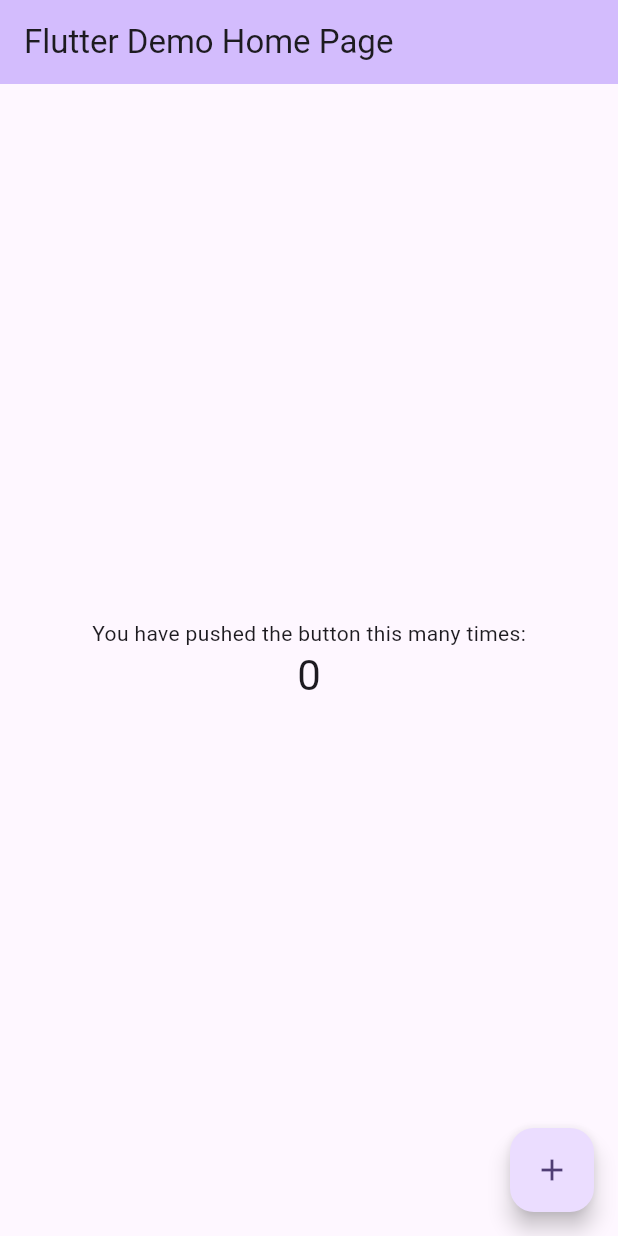
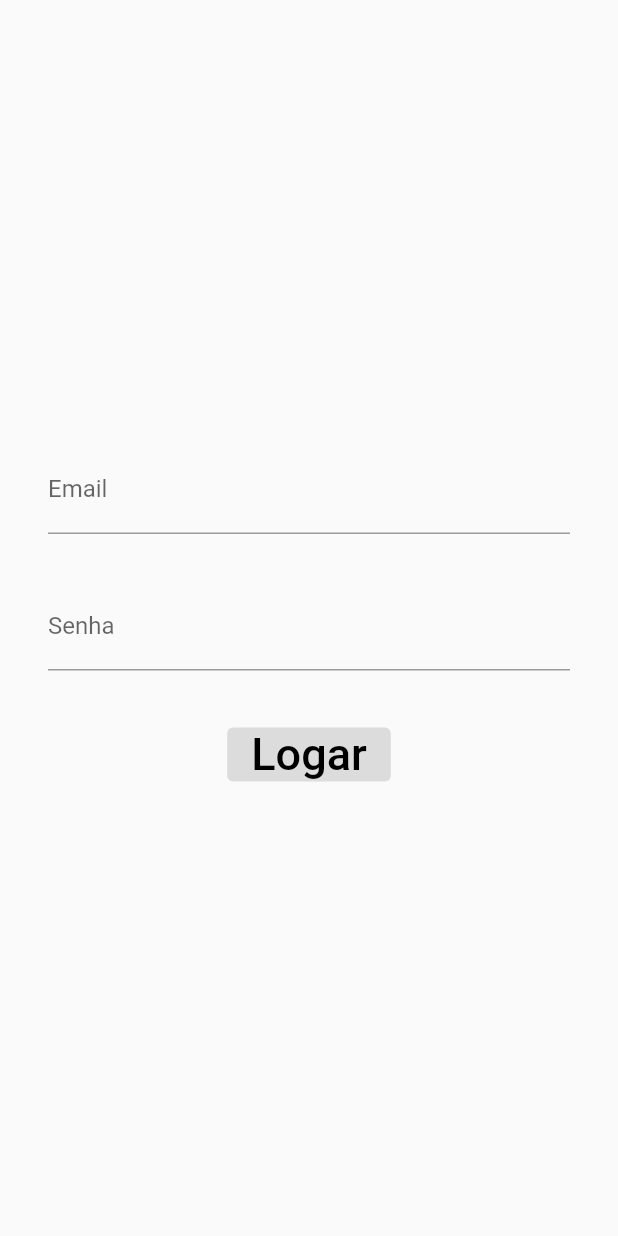
Before and after one commit to JoaoCampos767/flutter_mobx, a Flutter app: the screen it shows after launch, on a phone screen of 412 x 824 dp. Run offline on Flutter 3.47's test engine with Material 2 defaults, Android fonts, the phone set to English and light mode, and no system bars; our stand-ins replace flutter_mobx, mobx; generated files the repository leaves out were written again.

Commit message:
ajustando algumas telas

```diff
--- /dev/null
+++ b/mobx_aula/lib/controller.dart
@@ -0,0 +1,34 @@
+import 'package:mobx/mobx.dart';
+part 'controller.g.dart';
+
+class Controller = ControllerBase with _$Controller;
+
+abstract class ControllerBase with Store {
+  ControllerBase() {
+    autorun(
+      (_) {
+        print(email);
+        print(senha);
+        print(formularioValidado);
+      },
+    );
+  }
+
+  @observable
+  String email = "";
+
+  @observable
+  String senha = "";
+
+  @computed
+  String get emailSenha => "$email - $senha";
+
+  @computed
+  bool get formularioValidado => email.length >= 5 && senha.length >= 5;
+
+  @action
+  void setEmail(valor) => email = valor;
+
+  @action
+  void setSenha(valor) => senha = valor;
+}
--- /dev/null
+++ b/mobx_aula/lib/home.dart
@@ -0,0 +1,61 @@
+import 'package:flutter/material.dart';
+import 'package:flutter_mobx/flutter_mobx.dart';
+import 'package:mobx_aula/controller.dart';
+
+class Home extends StatefulWidget {
+  const Home({super.key});
+
+  @override
+  State<Home> createState() => _HomeState();
+}
+
+class _HomeState extends State<Home> {
+  Controller controller = Controller();
+
+  @override
+  Widget build(BuildContext context) {
+    return Scaffold(
+      body: Container(
+        padding: const EdgeInsets.all(16),
+        child: Column(
+          mainAxisAlignment: MainAxisAlignment.center,
+          crossAxisAlignment: CrossAxisAlignment.center,
+          children: [
+            Padding(
+              padding: const EdgeInsets.all(16),
+              child: TextField(
+                decoration: const InputDecoration(labelText: "Email"),
+                onChanged: controller.setEmail,
+              ),
+            ),
+            Padding(
+              padding: const EdgeInsets.all(16),
+              child: TextField(
+                decoration: const InputDecoration(labelText: "Senha"),
+                obscureText: true,
+                onChanged: controller.setSenha,
+              ),
+            ),
+            Padding(
+              padding: const EdgeInsets.all(16),
+              child: Observer(
+                builder: (_) {
+                  return ElevatedButton(
+                    onPressed: controller.formularioValidado ? () {} : null,
+                    child: const Text(
+                      "Logar",
+                      style: TextStyle(
+                        color: Colors.black,
+                        fontSize: 30,
+                      ),
+                    ),
+                  );
+                },
+              ),
+            ),
+          ],
+        ),
+      ),
+    );
+  }
+}
--- a/mobx_aula/lib/main.dart
+++ b/mobx_aula/lib/main.dart
@@ -1,125 +1,10 @@
 import 'package:flutter/material.dart';
+import 'package:mobx_aula/home.dart';
 
 void main() {
-  runApp(const MyApp());
+  runApp(
+    const MaterialApp(
+      home: Home(),
+    ),
+  );
 }
-
-class MyApp extends StatelessWidget {
-  const MyApp({super.key});
-
-  // This widget is the root of your application.
-  @override
-  Widget build(BuildContext context) {
-    return MaterialApp(
-      title: 'Flutter Demo',
-      theme: ThemeData(
-        // This is the theme of your application.
-        //
-        // TRY THIS: Try running your application with "flutter run". You'll see
-        // the application has a blue toolbar. Then, without quitting the app,
-        // try changing the seedColor in the colorScheme below to Colors.green
-        // and then invoke "hot reload" (save your changes or press the "hot
-        // reload" button in a Flutter-supported IDE, or press "r" if you used
-        // the command line to start the app).
-        //
-        // Notice that the counter didn't reset back to zero; the application
-        // state is not lost during the reload. To reset the state, use hot
-        // restart instead.
-        //
-        // This works for code too, not just values: Most code changes can be
-        // tested with just a hot reload.
-        colorScheme: ColorScheme.fromSeed(seedColor: Colors.deepPurple),
-        useMaterial3: true,
-      ),
-      home: const MyHomePage(title: 'Flutter Demo Home Page'),
-    );
-  }
-}
-
-class MyHomePage extends StatefulWidget {
-  const MyHomePage({super.key, required this.title});
-
-  // This widget is the home page of your application. It is stateful, meaning
-  // that it has a State object (defined below) that contains fields that affect
-  // how it looks.
-
-  // This class is the configuration for the state. It holds the values (in this
-  // case the title) provided by the parent (in this case the App widget) and
-  // used by the build method of the State. Fields in a Widget subclass are
-  // always marked "final".
-
-  final String title;
-
-  @override
-  State<MyHomePage> createState() => _MyHomePageState();
-}
-
-class _MyHomePageState extends State<MyHomePage> {
-  int _counter = 0;
-
-  void _incrementCounter() {
-    setState(() {
-      // This call to setState tells the Flutter framework that something has
-      // changed in this State, which causes it to rerun the build method below
-      // so that the display can reflect the updated values. If we changed
-      // _counter without calling setState(), then the build method would not be
-      // called again, and so nothing would appear to happen.
-      _counter++;
-    });
-  }
-
-  @override
-  Widget build(BuildContext context) {
-    // This method is rerun every time setState is called, for instance as done
-    // by the _incrementCounter method above.
-    //
-    // The Flutter framework has been optimized to make rerunning build methods
-    // fast, so that you can just rebuild anything that needs updating rather
-    // than having to individually change instances of widgets.
-    return Scaffold(
-      appBar: AppBar(
-        // TRY THIS: Try changing the color here to a specific color (to
-        // Colors.amber, perhaps?) and trigger a hot reload to see the AppBar
-        // change color while the other colors stay the same.
-        backgroundColor: Theme.of(context).colorScheme.inversePrimary,
-        // Here we take the value from the MyHomePage object that was created by
-        // the App.build method, and use it to set our appbar title.
-        title: Text(widget.title),
-      ),
-      body: Center(
-        // Center is a layout widget. It takes a single child and positions it
-        // in the middle of the parent.
-        child: Column(
-          // Column is also a layout widget. It takes a list of children and
-          // arranges them vertically. By default, it sizes itself to fit its
-          // children horizontally, and tries to be as tall as its parent.
-          //
-          // Column has various properties to control how it sizes itself and
-          // how it positions its children. Here we use mainAxisAlignment to
-          // center the children vertically; the main axis here is the vertical
-          // axis because Columns are vertical (the cross axis would be
-          // horizontal).
-          //
-          // TRY THIS: Invoke "debug painting" (choose the "Toggle Debug Paint"
-          // action in the IDE, or press "p" in the console), to see the
-          // wireframe for each widget.
-          mainAxisAlignment: MainAxisAlignment.center,
-          children: <Widget>[
-            const Text(
-              'You have pushed the button this many times:',
-            ),
-            Text(
-              '$_counter',
-              style: Theme.of(context).textTheme.headlineMedium,
-            ),
-          ],
-        ),
-      ),
-      floatingActionButton: FloatingActionButton(
-        onPressed: _incrementCounter,
-        tooltip: 'Increment',
-        child: const Icon(Icons.add),
-      ), // This trailing comma makes auto-formatting nicer for build methods.
-    );
-  }
-}
--- a/mobx_aula/pubspec.yaml
+++ b/mobx_aula/pubspec.yaml
@@ -35,10 +35,16 @@ dependencies:
   # The following adds the Cupertino Icons font to your application.
   # Use with the CupertinoIcons class for iOS style icons.
   cupertino_icons: ^1.0.2
+  mobx: ^2.1.4
+  flutter_mobx: ^2.0.6+5
+
 
 dev_dependencies:
   flutter_test:
     sdk: flutter
+
+  mobx_codegen: ^2.1.1
+  build_runner: ^2.3.3
 
   # The "flutter_lints" package below contains a set of recommended lints to
   # encourage good coding practices. The lint set provided by the package is
```
Also changed, not shown: mobx_aula/lib/controller.g.dart (added), mobx_aula/pubspec.lock, 1 other file.
